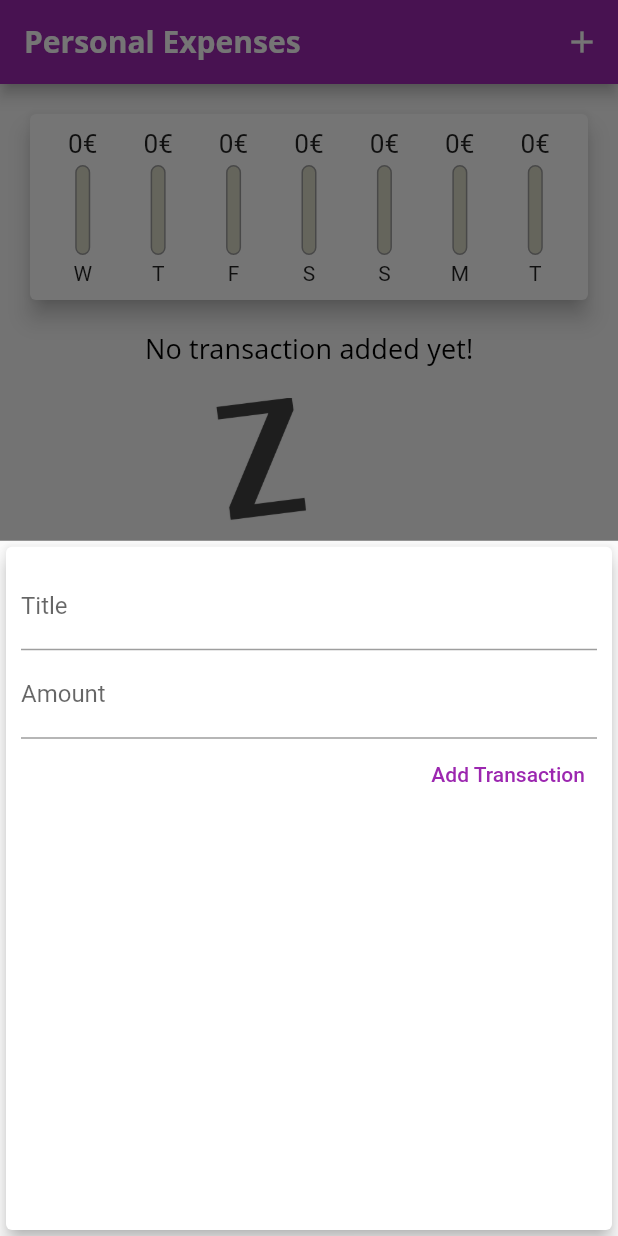
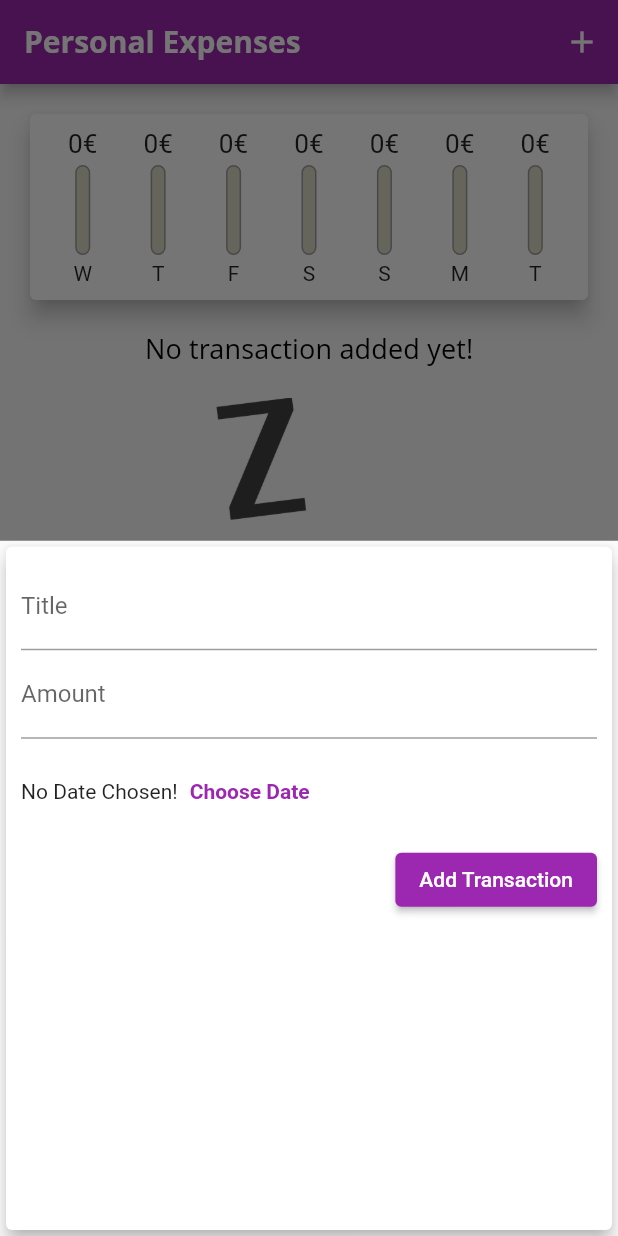
Before and after one commit to ricci1710/flutter_dart_guide, a Flutter app: the screen it shows after launch, after a tap on the "add" icon, on a phone screen of 412 x 824 dp. Run offline on Flutter 3.47's test engine with Material 2 defaults, Android fonts, the light colour scheme and no system bars; Roboto replaces fonts that are missing (Open Sans).

Commit message:
section4: 111. Getting Started with Date Selection

```diff
--- a/lib/section4/section4_main_app.dart
+++ b/lib/section4/section4_main_app.dart
@@ -16,6 +16,9 @@ class Section4MainApp extends StatelessWidget {
             titleSmall: const TextStyle(
               fontFamily: 'Open Sans',
               fontSize: 18,
+            ),
+            labelSmall: const TextStyle(
+              color: Colors.white,
             ),
           ),
       appBarTheme: const AppBarTheme(
--- a/lib/section4/widgets/new_transaction.dart
+++ b/lib/section4/widgets/new_transaction.dart
@@ -54,10 +54,31 @@ class _NewTransactionState extends State<NewTransaction> {
               keyboardType: TextInputType.number,
               onSubmitted: (_) => submitData(),
             ),
-            TextButton(
+            SizedBox(
+              height: 70,
+              child: Row(
+                children: [
+                  const Text(
+                    'No Date Chosen!',
+                  ),
+                  TextButton(
+                    style: ButtonStyle(
+                      foregroundColor: MaterialStateProperty.all(Theme.of(context).primaryColor),
+                    ),
+                    onPressed: () {},
+                    child: const Text(
+                      'Choose Date',
+                      style: TextStyle(fontWeight: FontWeight.bold),
+                    ),
+                  ),
+                ],
+              ),
+            ),
+            ElevatedButton(
               onPressed: submitData,
-              style: const ButtonStyle(
-                foregroundColor: MaterialStatePropertyAll(Colors.purple),
+              style: ButtonStyle(
+                foregroundColor: MaterialStatePropertyAll(Theme.of(context).textTheme.labelSmall?.color),
+                backgroundColor: MaterialStatePropertyAll(Theme.of(context).primaryColor),
               ),
               child: const Text('Add Transaction'),
             ),
```
